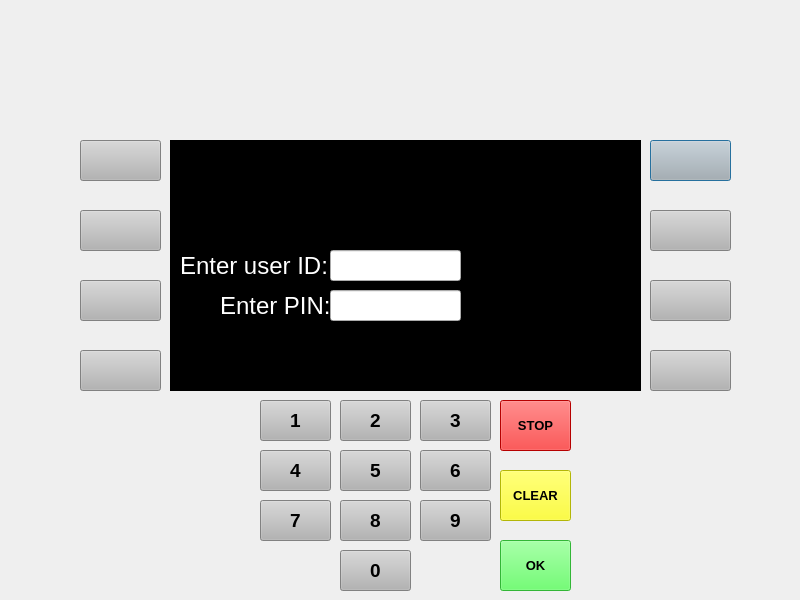
This is bank_automat/login.ui in nikopippuri/atm-project as Qt 5 draws it before an edit. The edited form follows.
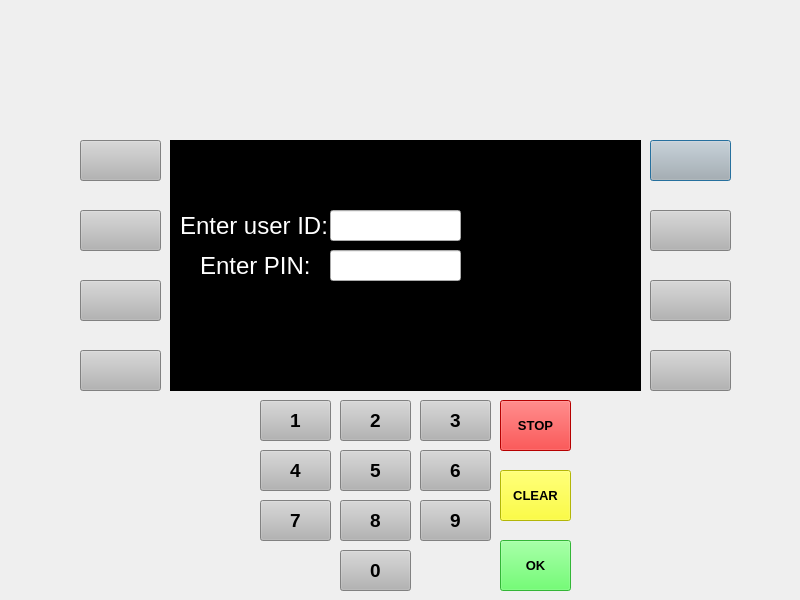
This is the edited form.

What changed in the file:
```diff
--- a/bank_automat/login.ui
+++ b/bank_automat/login.ui
@@ -33,7 +33,7 @@
    <property name="geometry">
     <rect>
      <x>330</x>
-     <y>250</y>
+     <y>210</y>
      <width>131</width>
      <height>31</height>
     </rect>
@@ -147,7 +147,7 @@
    <property name="geometry">
     <rect>
      <x>180</x>
-     <y>240</y>
+     <y>200</y>
      <width>151</width>
      <height>51</height>
     </rect>
@@ -167,8 +167,8 @@
   <widget class="QLabel" name="labelUserPin">
    <property name="geometry">
     <rect>
-     <x>220</x>
-     <y>280</y>
+     <x>200</x>
+     <y>240</y>
      <width>151</width>
      <height>51</height>
     </rect>
@@ -244,7 +244,7 @@
    <property name="geometry">
     <rect>
      <x>330</x>
-     <y>290</y>
+     <y>250</y>
      <width>131</width>
      <height>31</height>
     </rect>
@@ -517,9 +517,9 @@
   <widget class="QLabel" name="labelInfo">
    <property name="geometry">
     <rect>
-     <x>290</x>
-     <y>340</y>
-     <width>471</width>
+     <x>250</x>
+     <y>290</y>
+     <width>301</width>
      <height>31</height>
     </rect>
    </property>
```
Left out of the diff: 54 changed lines with no effect on the pictures.
